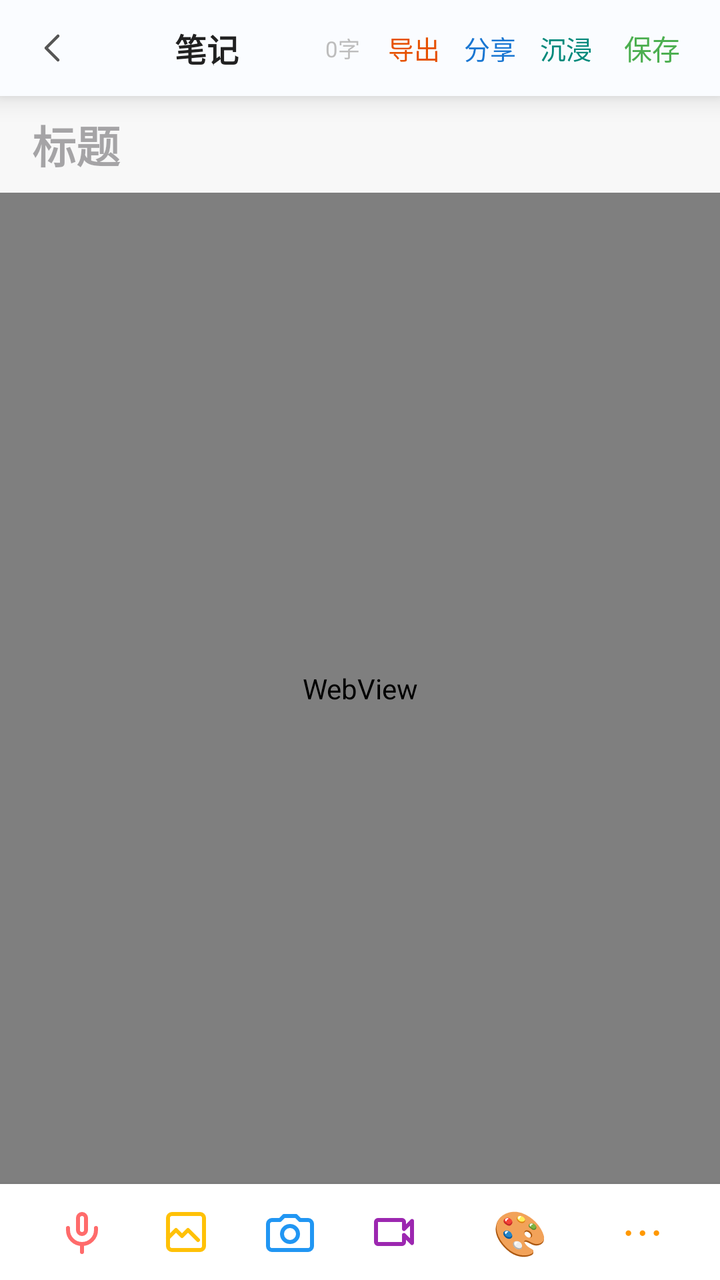
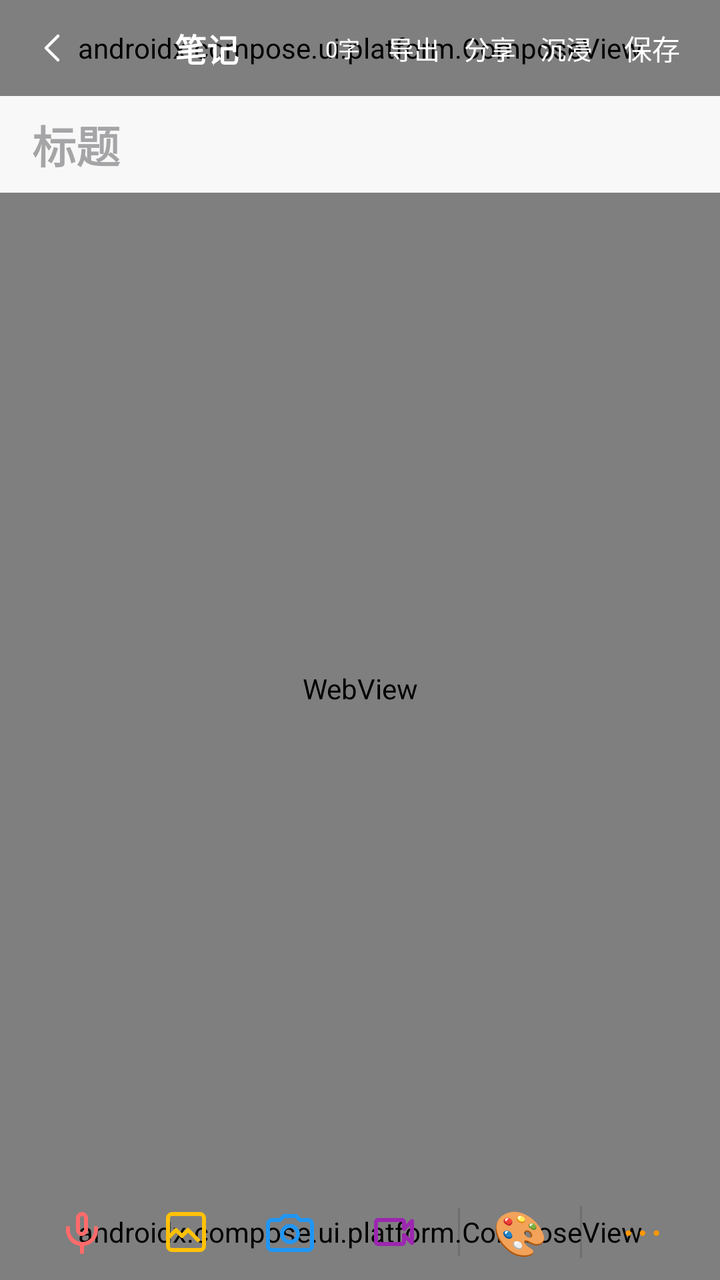

Two renders of the same Android screen: before a commit and after it. Below are the layout's source before the change and the commit's diff.
<!-- AndroidManifest.xml: activity theme Theme.MyNote.NoActionBar -->
<!-- res/layout/activity_edit.xml -->
<?xml version="1.0" encoding="utf-8"?>
<LinearLayout xmlns:android="http://schemas.android.com/apk/res/android"
    android:layout_width="match_parent"
    android:layout_height="match_parent"
    android:orientation="vertical"
    android:background="@color/bg_main">

    
    <LinearLayout
        android:id="@+id/top_bar"
        android:layout_width="match_parent"
        android:layout_height="48dp"
        android:gravity="center_vertical"
        android:paddingStart="8dp"
        android:paddingEnd="8dp"
        android:background="@drawable/frosted_bar_bg"
        android:elevation="8dp">

        <ImageButton
            android:id="@+id/btn_back"
            android:layout_width="36dp" android:layout_height="36dp"
            android:src="@drawable/ic_back"
            android:background="?attr/selectableItemBackgroundBorderless" />

        <TextView
            android:id="@+id/tv_save_status"
            android:layout_width="0dp" android:layout_height="wrap_content"
            android:layout_weight="1" android:gravity="center"
            android:text="笔记" android:textSize="16sp" android:textStyle="bold"
            android:textColor="@color/text_primary" />

        <TextView
            android:id="@+id/tv_word_count"
            android:layout_width="wrap_content" android:layout_height="wrap_content"
            android:text="0字" android:textSize="11sp"
            android:textColor="@color/text_hint"
            android:layout_marginEnd="6dp" />

        <TextView
            android:id="@+id/btn_export_pdf"
            android:layout_width="wrap_content" android:layout_height="36dp"
            android:gravity="center" android:text="导出" android:textSize="13sp"
            android:textColor="#E65100"
            android:paddingStart="8dp" android:paddingEnd="4dp"
            android:background="?attr/selectableItemBackgroundBorderless" />

        <TextView
            android:id="@+id/btn_share"
            android:layout_width="wrap_content" android:layout_height="36dp"
            android:gravity="center" android:text="分享" android:textSize="13sp"
            android:textColor="#1976D2"
            android:paddingStart="8dp" android:paddingEnd="4dp"
            android:background="?attr/selectableItemBackgroundBorderless" />

        <TextView
            android:id="@+id/btn_immersive"
            android:layout_width="wrap_content" android:layout_height="36dp"
            android:gravity="center" android:text="沉浸" android:textSize="13sp"
            android:textColor="#00897B"
            android:paddingStart="8dp" android:paddingEnd="4dp"
            android:background="?attr/selectableItemBackgroundBorderless" />

        <TextView
            android:id="@+id/btn_save"
            android:layout_width="wrap_content" android:layout_height="36dp"
            android:gravity="center" android:text="保存" android:textSize="14sp"
            android:textColor="@color/primary"
            android:paddingStart="12dp" android:paddingEnd="12dp"
            android:background="?attr/selectableItemBackgroundBorderless" />
    </LinearLayout>

    
    <EditText
        android:id="@+id/et_title"
        android:layout_width="match_parent" android:layout_height="wrap_content"
        android:hint="标题" android:textSize="22sp" android:textStyle="bold"
        android:textColor="@color/text_primary" android:background="@null"
        android:paddingHorizontal="16dp" android:paddingVertical="8dp"
        android:inputType="text" />

    
    <WebView
        android:id="@+id/web_editor"
        android:layout_width="match_parent"
        android:layout_height="0dp"
        android:layout_weight="1" />

    
    <LinearLayout
        android:id="@+id/more_panel"
        android:layout_width="match_parent"
        android:layout_height="wrap_content"
        android:orientation="vertical"
        android:background="@color/bg_card"
        android:visibility="gone">

        
        <LinearLayout
            android:layout_width="match_parent"
            android:layout_height="40dp"
            android:gravity="center"
            android:orientation="horizontal"
            android:paddingHorizontal="4dp"
            android:background="#F0F0F0">

            <TextView android:id="@+id/btn_bold" style="@style/PdfToolBtn"
                android:text="B" android:textStyle="bold" android:textColor="#000" android:textSize="16sp" />
            <TextView android:id="@+id/btn_italic" style="@style/PdfToolBtn"
                android:text="I" android:textColor="#000" android:textStyle="italic" />
            <TextView android:id="@+id/btn_underline" style="@style/PdfToolBtn"
                android:text="U̲" android:textSize="14sp" android:textColor="#000" />
            <TextView android:id="@+id/btn_undo" style="@style/PdfToolBtn"
                android:text="撤" android:textSize="13sp" android:textColor="#000" />
            <TextView android:id="@+id/btn_redo" style="@style/PdfToolBtn"
                android:text="复" android:textSize="13sp" android:textColor="#000" />
            <View android:layout_width="1dp" android:layout_height="24dp"
                android:background="#20000000" android:layout_marginHorizontal="4dp" />
            <TextView android:id="@+id/btn_font_up" style="@style/PdfToolBtn"
                android:text="A+" android:textSize="14sp" android:textColor="#000" />
            <TextView android:id="@+id/btn_font_down" style="@style/PdfToolBtn"
                android:text="A-" android:textSize="12sp" android:textColor="#000" />
        </LinearLayout>

        
        <LinearLayout
            android:layout_width="match_parent"
            android:layout_height="wrap_content"
            android:orientation="horizontal"
            android:paddingHorizontal="4dp"
            android:background="#F5F5F5">

            <TextView android:id="@+id/btn_separator" style="@style/PdfToolBtn"
                android:layout_width="0dp" android:layout_weight="1"
                android:text="——" android:textSize="14sp" android:textColor="#666" />
            <TextView android:id="@+id/btn_quote" style="@style/PdfToolBtn"
                android:layout_width="0dp" android:layout_weight="1"
                android:text="❝ 引用" android:textSize="13sp" android:textColor="#4CAF50" />
            <TextView android:id="@+id/btn_highlight" style="@style/PdfToolBtn"
                android:layout_width="0dp" android:layout_weight="1"
                android:text="■ 高亮" android:textSize="13sp" android:textColor="#F9A825" />
            <TextView android:id="@+id/btn_code" style="@style/PdfToolBtn"
                android:layout_width="0dp" android:layout_weight="1"
                android:text="&lt;&gt;" android:textSize="14sp" android:textColor="#78909C" />
        </LinearLayout>
        <LinearLayout
            android:layout_width="match_parent"
            android:layout_height="wrap_content"
            android:orientation="horizontal"
            android:paddingHorizontal="4dp"
            android:background="#F5F5F5">

            <TextView android:id="@+id/btn_checklist" style="@style/PdfToolBtn"
                android:layout_width="0dp" android:layout_weight="1"
                android:text="☑ 清单" android:textSize="13sp" android:textColor="#1565C0" />
            <TextView android:id="@+id/btn_info_card" style="@style/PdfToolBtn"
                android:layout_width="0dp" android:layout_weight="1"
                android:text="🛈 卡片" android:textSize="13sp" android:textColor="#00897B" />
            <TextView android:id="@+id/btn_warning" style="@style/PdfToolBtn"
                android:layout_width="0dp" android:layout_weight="1"
                android:text="⚠ 警示" android:textSize="13sp" android:textColor="#D32F2F" />
            <TextView android:id="@+id/btn_numbered" style="@style/PdfToolBtn"
                android:layout_width="0dp" android:layout_weight="1"
                android:text="1. 编号" android:textSize="13sp" android:textColor="#FF6D00" />
        </LinearLayout>
        <LinearLayout
            android:layout_width="match_parent"
            android:layout_height="44dp"
            android:gravity="center"
            android:orientation="horizontal"
            android:paddingHorizontal="4dp">

            <TextView android:id="@+id/btn_pdf2" style="@style/PdfToolBtn"
                android:layout_width="0dp" android:layout_weight="1"
                android:text="PDF" android:textSize="14sp" android:textColor="#333" />
            <TextView android:id="@+id/btn_docx2" style="@style/PdfToolBtn"
                android:layout_width="0dp" android:layout_weight="1"
                android:text="Word" android:textSize="14sp" android:textColor="#333" />
            <TextView android:id="@+id/btn_xlsx2" style="@style/PdfToolBtn"
                android:layout_width="0dp" android:layout_weight="1"
                android:text="Excel" android:textSize="13sp" android:textColor="#333" />
            <TextView android:id="@+id/btn_pptx2" style="@style/PdfToolBtn"
                android:layout_width="0dp" android:layout_weight="1"
                android:text="PPT" android:textSize="14sp" android:textColor="#333" />
        </LinearLayout>

        
        <LinearLayout
            android:layout_width="match_parent"
            android:layout_height="44dp"
            android:gravity="center"
            android:orientation="horizontal"
            android:paddingHorizontal="4dp"
            android:background="#FFF8E1">

            <TextView android:id="@+id/btn_template" style="@style/PdfToolBtn"
                android:layout_width="0dp" android:layout_weight="1"
                android:text="模板" android:textSize="14sp" android:textColor="#E65100" />
            <TextView android:id="@+id/btn_drug" style="@style/PdfToolBtn"
                android:layout_width="0dp" android:layout_weight="1"
                android:text="药品" android:textSize="14sp" android:textColor="#1565C0" />
            <TextView android:id="@+id/btn_disease" style="@style/PdfToolBtn"
                android:layout_width="0dp" android:layout_weight="1"
                android:text="疾病" android:textSize="14sp" android:textColor="#2E7D32" />
            <TextView android:id="@+id/btn_ai" style="@style/PdfToolBtn"
                android:layout_width="0dp" android:layout_weight="1"
                android:text="AI" android:textSize="14sp" android:textColor="#7B1FA2" />
            <TextView android:id="@+id/btn_rx" style="@style/PdfToolBtn"
                android:layout_width="0dp" android:layout_weight="1"
                android:text="处方" android:textSize="14sp" android:textColor="#BF360C" />
            <TextView android:id="@+id/btn_page_template" style="@style/PdfToolBtn"
                android:layout_width="0dp" android:layout_weight="1"
                android:text="页面" android:textSize="14sp" android:textColor="#555" />
            <TextView android:id="@+id/btn_ocr" style="@style/PdfToolBtn"
                android:layout_width="0dp" android:layout_weight="1"
                android:text="化验" android:textSize="14sp" android:textColor="#00897B" />
        </LinearLayout>
    </LinearLayout>

    
    <LinearLayout
        android:id="@+id/bottom_bar"
        android:layout_width="match_parent"
        android:layout_height="48dp"
        android:gravity="center"
        android:orientation="horizontal"
        android:background="@color/bg_card"
        android:elevation="4dp"
        android:paddingHorizontal="4dp">

        <ImageView
            android:id="@+id/btn_voice2"
            android:layout_width="40dp" android:layout_height="40dp"
            android:src="@drawable/ic_voice"
            android:padding="8dp"
            android:background="?attr/selectableItemBackgroundBorderless"
            android:clickable="true" android:focusable="true"
            android:layout_marginHorizontal="6dp" />

        <ImageView
            android:id="@+id/btn_gallery"
            android:layout_width="40dp" android:layout_height="40dp"
            android:src="@drawable/ic_gallery"
            android:padding="8dp"
            android:background="?attr/selectableItemBackgroundBorderless"
            android:clickable="true" android:focusable="true"
            android:layout_marginHorizontal="6dp" />

        <ImageView
            android:id="@+id/btn_camera"
            android:layout_width="40dp" android:layout_height="40dp"
            android:src="@drawable/ic_camera"
            android:padding="8dp"
            android:background="?attr/selectableItemBackgroundBorderless"
            android:clickable="true" android:focusable="true"
            android:layout_marginHorizontal="6dp" />

        <ImageView
            android:id="@+id/btn_video2"
            android:layout_width="40dp" android:layout_height="40dp"
            android:src="@drawable/ic_videocam"
            android:padding="8dp"
            android:background="?attr/selectableItemBackgroundBorderless"
            android:clickable="true" android:focusable="true"
            android:layout_marginHorizontal="6dp" />

        <View android:layout_width="1dp" android:layout_height="24dp"
            android:background="#20FFFFFF" android:layout_marginHorizontal="6dp" />

        <TextView android:id="@+id/btn_color" style="@style/PdfToolBtn"
            android:text="🎨" android:textSize="22sp" android:layout_marginHorizontal="6dp" />

        <View android:layout_width="1dp" android:layout_height="26dp"
            android:background="#20FFFFFF" android:layout_marginHorizontal="6dp" />

        <TextView android:id="@+id/btn_more" style="@style/PdfToolBtn"
            android:text="⋯" android:textSize="23sp" android:textColor="#FF9800" android:layout_marginHorizontal="6dp" />
    </LinearLayout>

    
    <TextView
        android:id="@+id/btn_exit_immersive"
        android:layout_width="44dp"
        android:layout_height="44dp"
        android:layout_gravity="end|top"
        android:layout_marginTop="12dp"
        android:layout_marginEnd="12dp"
        android:gravity="center"
        android:text="✕"
        android:textSize="20sp"
        android:textColor="#FFFFFF"
        android:background="@drawable/bg_immersive_exit"
        android:visibility="gone"
        android:elevation="12dp"
        android:clickable="true"
        android:focusable="true" />
</LinearLayout>
<!-- resources referenced by this layout -->
<resources>
  <color name="bg_card">#FFFFFF</color>
  <color name="bg_main">#F8F8F8</color>
  <color name="primary">#4CAF50</color>
  <color name="text_hint">#BDBDBD</color>
  <color name="text_primary">#212121</color>
  <!-- drawable bg_immersive_exit (drawable) -->
  <?xml version="1.0" encoding="utf-8"?>
  <shape xmlns:android="http://schemas.android.com/apk/res/android"
      android:shape="oval">
      <solid android:color="#80000000" />
  </shape>
  <!-- drawable frosted_bar_bg (drawable) -->
  <?xml version="1.0" encoding="utf-8"?>
  <layer-list xmlns:android="http://schemas.android.com/apk/res/android">
      <item>
          <shape>
              <solid android:color="#E8F0FE" />
          </shape>
      </item>
      <item>
          <shape>
              <solid android:color="#CCFFFFFF" />
          </shape>
      </item>
  </layer-list>
  <!-- drawable ic_back (drawable) -->
  <vector xmlns:android="http://schemas.android.com/apk/res/android" android:width="24dp" android:height="24dp" android:viewportWidth="24" android:viewportHeight="24">
      <path android:fillColor="@android:color/transparent" android:strokeWidth="1.5" android:strokeColor="#555555" android:strokeLineCap="round" android:strokeLineJoin="round"
          android:pathData="M15,6L9,12L15,18"/>
  </vector>
  <!-- drawable ic_camera (drawable) -->
  <?xml version="1.0" encoding="utf-8"?>
  <vector xmlns:android="http://schemas.android.com/apk/res/android"
      android:width="24dp" android:height="24dp"
      android:viewportWidth="24" android:viewportHeight="24">
      
      <path android:fillColor="#00000000"
          android:strokeColor="#2196F3"
          android:strokeWidth="2"
          android:strokeLineCap="round"
          android:strokeLineJoin="round"
          android:pathData="M23,19c0,1.1 -0.9,2 -2,2H3c-1.1,0 -2,-0.9 -2,-2V8c0,-1.1 0.9,-2 2,-2h4l2,-2h6l2,2h4c1.1,0 2,0.9 2,2V19z"/>
      <path android:fillColor="#00000000"
          android:strokeColor="#2196F3"
          android:strokeWidth="2"
          android:pathData="M12,9 A4,4 0 1,0 12,17 A4,4 0 1,0 12,9z"/>
  </vector>
  <!-- drawable ic_videocam (drawable) -->
  <?xml version="1.0" encoding="utf-8"?>
  <vector xmlns:android="http://schemas.android.com/apk/res/android"
      android:width="24dp" android:height="24dp"
      android:viewportWidth="24" android:viewportHeight="24">
      
      <path android:fillColor="#00000000"
          android:strokeColor="#9C27B0"
          android:strokeWidth="2"
          android:strokeLineCap="round"
          android:strokeLineJoin="round"
          android:pathData="M17,10.5V7c0,-0.55 -0.45,-1 -1,-1H4C3.45,6 3,6.45 3,7v10c0,0.55 0.45,1 1,1h12c0.55,0 1,-0.45 1,-1v-3.5l4,4v-11L17,10.5z"/>
  </vector>
  <style name="PdfToolBtn">
          <item name="android:layout_width">36dp</item>
          <item name="android:layout_height">36dp</item>
          <item name="android:layout_marginHorizontal">3dp</item>
          <item name="android:gravity">center</item>
          <item name="android:textSize">18sp</item>
          <item name="android:background">?attr/selectableItemBackgroundBorderless</item>
          <item name="android:clickable">true</item>
          <item name="android:focusable">true</item>
      </style>
  <style name="Theme.MyNote.NoActionBar" parent="Theme.MyNote">
          <item name="windowActionBar">false</item>
          <item name="windowNoTitle">true</item>
      </style>
  <style name="Theme.MyNote" parent="Theme.Material3.DayNight">
          <item name="colorPrimary">@color/primary</item>
          <item name="colorPrimaryVariant">@color/primary_dark</item>
          <item name="colorOnPrimary">@color/white</item>
          <item name="colorSecondary">@color/accent</item>
          <item name="colorOnSecondary">@color/black</item>
          <item name="android:statusBarColor">@color/white</item>
          <item name="android:windowLightStatusBar">true</item>
      </style>
  <color name="primary_dark">#388E3C</color>
  <color name="white">#FFFFFFFF</color>
  <color name="accent">#FFC107</color>
  <color name="black">#FF000000</color>
  <!-- unchanged entries left out for length: 2 -->
</resources>

<!-- the commit's change to res/layout/activity_edit.xml (unified diff, before → after) -->
@@ -6,68 +6,78 @@
     android:background="@color/bg_main">
 
     
-    <LinearLayout
-        android:id="@+id/top_bar"
+    <FrameLayout
         android:layout_width="match_parent"
-        android:layout_height="48dp"
-        android:gravity="center_vertical"
-        android:paddingStart="8dp"
-        android:paddingEnd="8dp"
-        android:background="@drawable/frosted_bar_bg"
-        android:elevation="8dp">
-
-        <ImageButton
-            android:id="@+id/btn_back"
-            android:layout_width="36dp" android:layout_height="36dp"
-            android:src="@drawable/ic_back"
-            android:background="?attr/selectableItemBackgroundBorderless" />
-
-        <TextView
-            android:id="@+id/tv_save_status"
-            android:layout_width="0dp" android:layout_height="wrap_content"
-            android:layout_weight="1" android:gravity="center"
-            android:text="笔记" android:textSize="16sp" android:textStyle="bold"
-            android:textColor="@color/text_primary" />
-
-        <TextView
-            android:id="@+id/tv_word_count"
-            android:layout_width="wrap_content" android:layout_height="wrap_content"
-            android:text="0字" android:textSize="11sp"
-            android:textColor="@color/text_hint"
-            android:layout_marginEnd="6dp" />
-
-        <TextView
-            android:id="@+id/btn_export_pdf"
-            android:layout_width="wrap_content" android:layout_height="36dp"
-            android:gravity="center" android:text="导出" android:textSize="13sp"
-            android:textColor="#E65100"
-            android:paddingStart="8dp" android:paddingEnd="4dp"
-            android:background="?attr/selectableItemBackgroundBorderless" />
-
-        <TextView
-            android:id="@+id/btn_share"
-            android:layout_width="wrap_content" android:layout_height="36dp"
-            android:gravity="center" android:text="分享" android:textSize="13sp"
-            android:textColor="#1976D2"
-            android:paddingStart="8dp" android:paddingEnd="4dp"
-            android:background="?attr/selectableItemBackgroundBorderless" />
-
-        <TextView
-            android:id="@+id/btn_immersive"
-            android:layout_width="wrap_content" android:layout_height="36dp"
-            android:gravity="center" android:text="沉浸" android:textSize="13sp"
-            android:textColor="#00897B"
-            android:paddingStart="8dp" android:paddingEnd="4dp"
-            android:background="?attr/selectableItemBackgroundBorderless" />
-
-        <TextView
-            android:id="@+id/btn_save"
-            android:layout_width="wrap_content" android:layout_height="36dp"
-            android:gravity="center" android:text="保存" android:textSize="14sp"
-            android:textColor="@color/primary"
-            android:paddingStart="12dp" android:paddingEnd="12dp"
-            android:background="?attr/selectableItemBackgroundBorderless" />
-    </LinearLayout>
+        android:layout_height="48dp">
+
+        
+        <androidx.compose.ui.platform.ComposeView
+            android:id="@+id/topbar_glass"
+            android:layout_width="match_parent"
+            android:layout_height="48dp" />
+
+        <LinearLayout
+            android:id="@+id/top_bar"
+            android:layout_width="match_parent"
+            android:layout_height="48dp"
+            android:gravity="center_vertical"
+            android:paddingStart="8dp"
+            android:paddingEnd="8dp">
+
+            <ImageButton
+                android:id="@+id/btn_back"
+                android:layout_width="36dp" android:layout_height="36dp"
+                android:src="@drawable/ic_back"
+                android:tint="@color/white"
+                android:background="?attr/selectableItemBackgroundBorderless" />
+
+            <TextView
+                android:id="@+id/tv_save_status"
+                android:layout_width="0dp" android:layout_height="wrap_content"
+                android:layout_weight="1" android:gravity="center"
+                android:text="笔记" android:textSize="16sp" android:textStyle="bold"
+                android:textColor="@color/white" />
+
+            <TextView
+                android:id="@+id/tv_word_count"
+                android:layout_width="wrap_content" android:layout_height="wrap_content"
+                android:text="0字" android:textSize="11sp"
+                android:textColor="@color/white"
+                android:layout_marginEnd="6dp" />
+
+            <TextView
+                android:id="@+id/btn_export_pdf"
+                android:layout_width="wrap_content" android:layout_height="36dp"
+                android:gravity="center" android:text="导出" android:textSize="13sp"
+                android:textColor="@color/white"
+                android:paddingStart="8dp" android:paddingEnd="4dp"
+                android:background="?attr/selectableItemBackgroundBorderless" />
+
+            <TextView
+                android:id="@+id/btn_share"
+                android:layout_width="wrap_content" android:layout_height="36dp"
+                android:gravity="center" android:text="分享" android:textSize="13sp"
+                android:textColor="@color/white"
+                android:paddingStart="8dp" android:paddingEnd="4dp"
+                android:background="?attr/selectableItemBackgroundBorderless" />
+
+            <TextView
+                android:id="@+id/btn_immersive"
+                android:layout_width="wrap_content" android:layout_height="36dp"
+                android:gravity="center" android:text="沉浸" android:textSize="13sp"
+                android:textColor="@color/white"
+                android:paddingStart="8dp" android:paddingEnd="4dp"
+                android:background="?attr/selectableItemBackgroundBorderless" />
+
+            <TextView
+                android:id="@+id/btn_save"
+                android:layout_width="wrap_content" android:layout_height="36dp"
+                android:gravity="center" android:text="保存" android:textSize="14sp"
+                android:textColor="@color/white"
+                android:paddingStart="12dp" android:paddingEnd="12dp"
+                android:background="?attr/selectableItemBackgroundBorderless" />
+        </LinearLayout>
+    </FrameLayout>
 
     
     <EditText
@@ -86,13 +96,22 @@
         android:layout_weight="1" />
 
     
-    <LinearLayout
+    <FrameLayout
         android:id="@+id/more_panel"
         android:layout_width="match_parent"
-        android:layout_height="wrap_content"
-        android:orientation="vertical"
-        android:background="@color/bg_card"
+        android:layout_height="200dp"
         android:visibility="gone">
+
+        
+        <androidx.compose.ui.platform.ComposeView
+            android:id="@+id/more_panel_glass"
+            android:layout_width="match_parent"
+            android:layout_height="match_parent" />
+
+        <LinearLayout
+            android:layout_width="match_parent"
+            android:layout_height="wrap_content"
+            android:orientation="vertical">
 
         
         <LinearLayout
@@ -100,8 +119,7 @@
             android:layout_height="40dp"
             android:gravity="center"
             android:orientation="horizontal"
-            android:paddingHorizontal="4dp"
-            android:background="#F0F0F0">
+            android:paddingHorizontal="4dp">
 
             <TextView android:id="@+id/btn_bold" style="@style/PdfToolBtn"
                 android:text="B" android:textStyle="bold" android:textColor="#000" android:textSize="16sp" />
@@ -126,8 +144,7 @@
             android:layout_width="match_parent"
             android:layout_height="wrap_content"
             android:orientation="horizontal"
-            android:paddingHorizontal="4dp"
-            android:background="#F5F5F5">
+            android:paddingHorizontal="4dp">
 
             <TextView android:id="@+id/btn_separator" style="@style/PdfToolBtn"
                 android:layout_width="0dp" android:layout_weight="1"
@@ -146,8 +163,7 @@
             android:layout_width="match_parent"
             android:layout_height="wrap_content"
             android:orientation="horizontal"
-            android:paddingHorizontal="4dp"
-            android:background="#F5F5F5">
+            android:paddingHorizontal="4dp">
 
             <TextView android:id="@+id/btn_checklist" style="@style/PdfToolBtn"
                 android:layout_width="0dp" android:layout_weight="1"
@@ -189,8 +205,7 @@
             android:layout_height="44dp"
             android:gravity="center"
             android:orientation="horizontal"
-            android:paddingHorizontal="4dp"
-            android:background="#FFF8E1">
+            android:paddingHorizontal="4dp">
 
             <TextView android:id="@+id/btn_template" style="@style/PdfToolBtn"
                 android:layout_width="0dp" android:layout_weight="1"
@@ -214,18 +229,28 @@
                 android:layout_width="0dp" android:layout_weight="1"
                 android:text="化验" android:textSize="14sp" android:textColor="#00897B" />
         </LinearLayout>
-    </LinearLayout>
-
-    
-    <LinearLayout
+        </LinearLayout>
+    </FrameLayout>
+
+    
+    <FrameLayout
         android:id="@+id/bottom_bar"
         android:layout_width="match_parent"
         android:layout_height="48dp"
-        android:gravity="center"
-        android:orientation="horizontal"
-        android:background="@color/bg_card"
-        android:elevation="4dp"
-        android:paddingHorizontal="4dp">
+        android:elevation="4dp">
+
+        
+        <androidx.compose.ui.platform.ComposeView
+            android:id="@+id/bottom_bar_glass"
+            android:layout_width="match_parent"
+            android:layout_height="match_parent" />
+
+        <LinearLayout
+            android:layout_width="match_parent"
+            android:layout_height="48dp"
+            android:gravity="center"
+            android:orientation="horizontal"
+            android:paddingHorizontal="4dp">
 
         <ImageView
             android:id="@+id/btn_voice2"
@@ -264,17 +289,18 @@
             android:layout_marginHorizontal="6dp" />
 
         <View android:layout_width="1dp" android:layout_height="24dp"
-            android:background="#20FFFFFF" android:layout_marginHorizontal="6dp" />
+            android:background="#20000000" android:layout_marginHorizontal="6dp" />
 
         <TextView android:id="@+id/btn_color" style="@style/PdfToolBtn"
             android:text="🎨" android:textSize="22sp" android:layout_marginHorizontal="6dp" />
 
         <View android:layout_width="1dp" android:layout_height="26dp"
-            android:background="#20FFFFFF" android:layout_marginHorizontal="6dp" />
+            android:background="#20000000" android:layout_marginHorizontal="6dp" />
 
         <TextView android:id="@+id/btn_more" style="@style/PdfToolBtn"
             android:text="⋯" android:textSize="23sp" android:textColor="#FF9800" android:layout_marginHorizontal="6dp" />
-    </LinearLayout>
+        </LinearLayout>
+    </FrameLayout>
 
     
     <TextView
<!-- resource entries referenced after the edit -->
@@ -1,9 +1,7 @@
 <!-- resources referenced by this layout -->
 <resources>
-  <color name="bg_card">#FFFFFF</color>
   <color name="bg_main">#F8F8F8</color>
   <color name="primary">#4CAF50</color>
-  <color name="text_hint">#BDBDBD</color>
   <color name="text_primary">#212121</color>
   <!-- drawable bg_immersive_exit (drawable) -->
   <?xml version="1.0" encoding="utf-8"?>
@@ -11,20 +9,6 @@
       android:shape="oval">
       <solid android:color="#80000000" />
   </shape>
-  <!-- drawable frosted_bar_bg (drawable) -->
-  <?xml version="1.0" encoding="utf-8"?>
-  <layer-list xmlns:android="http://schemas.android.com/apk/res/android">
-      <item>
-          <shape>
-              <solid android:color="#E8F0FE" />
-          </shape>
-      </item>
-      <item>
-          <shape>
-              <solid android:color="#CCFFFFFF" />
-          </shape>
-      </item>
-  </layer-list>
   <!-- drawable ic_back (drawable) -->
   <vector xmlns:android="http://schemas.android.com/apk/res/android" android:width="24dp" android:height="24dp" android:viewportWidth="24" android:viewportHeight="24">
       <path android:fillColor="@android:color/transparent" android:strokeWidth="1.5" android:strokeColor="#555555" android:strokeLineCap="round" android:strokeLineJoin="round"
